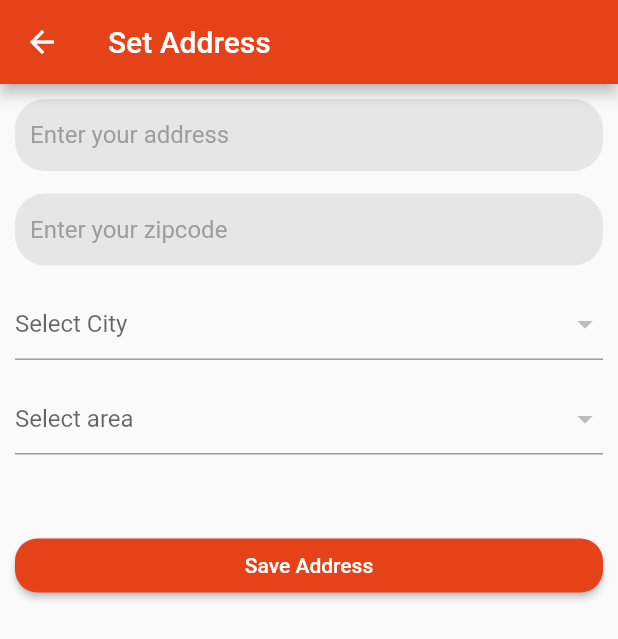
After one commit to devfoyzur17/e_commerce_user_app, a Flutter app: the CheckoutPage screen opened by its route, after a tap on "Change", on a phone screen of 412 x 824 dp. The commit adds this screen. Shown: the top 639 px of the screen. Run offline on Flutter 3.47's test engine with Material 2 defaults, Android fonts, the phone set to English and light mode, and no system bars; our stand-ins replace carousel_slider, cloud_firestore, firebase_auth, firebase_core, firebase_storage, google_sign_in and 3 more; accounts and stored records are empty.

Commit message:
null error

```diff
--- a/lib/db/db_helper.dart
+++ b/lib/db/db_helper.dart
@@ -9,6 +9,7 @@ class DBHelper {
   static String collectionProducts = "Products";
   static String collectionUsers = "User";
   static String collectionCart = "Cart";
+  static String collectionCities = "cities";
   static String collectionOrder = "Order";
   static String collectionOrderDetails = "OrderDetails";
   static String collectionOrderSettings = "Setting";
@@ -51,6 +52,10 @@ class DBHelper {
 
   static Stream<QuerySnapshot<Map<String, dynamic>>> getAllProducts() =>
       _db.collection(collectionProducts).snapshots();
+
+  static Stream<QuerySnapshot<Map<String, dynamic>>> getAllCities() =>
+      _db.collection(collectionCities).snapshots();
+
 
   static Stream<QuerySnapshot<Map<String, dynamic>>> getAllCartItems(
           String uid) =>
--- a/lib/main.dart
+++ b/lib/main.dart
@@ -7,6 +7,7 @@ import 'package:e_commerce_user_app/pages/phone_verification.dart';
 import 'package:e_commerce_user_app/pages/product_details_page.dart';
 import 'package:e_commerce_user_app/pages/products_page.dart';
 import 'package:e_commerce_user_app/pages/regestration_page.dart';
+import 'package:e_commerce_user_app/pages/user_address_page.dart';
 import 'package:e_commerce_user_app/pages/user_profile.dart';
 import 'package:e_commerce_user_app/providers/cart_provider.dart';
 import 'package:e_commerce_user_app/providers/order_provider.dart';
@@ -72,6 +73,7 @@ class MyApp extends StatelessWidget {
         UserProfilePage.routeName: (context) => const  UserProfilePage(),
         CartPage.routeName: (context) => const  CartPage(),
         CheckoutPage.routeName: (context) => const  CheckoutPage(),
+        UserAddressPage.routeName: (context) =>   const UserAddressPage(),
       },
     );
   }
--- /dev/null
+++ b/lib/models/city_model.dart
@@ -0,0 +1,21 @@
+const String cityName = "name";
+const String cityArea = "area";
+
+class CityModel {
+  String name;
+  List<String> area;
+
+  CityModel({required this.name, required this.area});
+
+  Map<String, dynamic> toMap() {
+    return <String, dynamic>{
+      cityName: name,
+      cityArea: area,
+    };
+  }
+
+  factory CityModel.fromMap(Map<String, dynamic> map) => CityModel(
+        name: map[cityName],
+        area: (map[cityArea] as List).map((e) => e.toString()).toList(),
+      );
+}
--- a/lib/models/user_model.dart
+++ b/lib/models/user_model.dart
@@ -41,7 +41,7 @@ class UserModel {
         mobile: map["mobile"],
         email: map["email"],
         image: map["image"],
-        address: map["address"],
+        address: AddressModel.fromMap(map["address"]),
         deviceToken: map["deviceToken"],
         userCreationTime: map['userCreationTime'],
       );
--- a/lib/pages/checkout_page.dart
+++ b/lib/pages/checkout_page.dart
@@ -1,5 +1,6 @@
 import 'package:cloud_firestore/cloud_firestore.dart';
 import 'package:e_commerce_user_app/auth/auth_service.dart';
+import 'package:e_commerce_user_app/pages/user_address_page.dart';
 import 'package:e_commerce_user_app/providers/cart_provider.dart';
 import 'package:e_commerce_user_app/providers/user_provider.dart';
 import 'package:flutter/cupertino.dart';
@@ -22,19 +23,25 @@ class _CheckoutPageState extends State<CheckoutPage> {
   late OrderProvider orderProvider;
   late UserProvider userProvider;
   String groupValue = "COD";
+  bool isFirst = true;
 
   @override
   void didChangeDependencies() {
+    if (isFirst) {
       cartProvider = Provider.of<CartProvider>(context);
       orderProvider = Provider.of<OrderProvider>(context);
-    userProvider = Provider.of<UserProvider>(context);
+
+      userProvider = Provider.of<UserProvider>(context, listen: false);
       orderProvider.getOrderConstants();
+      isFirst = false;
+    }
 
     super.didChangeDependencies();
   }
 
   @override
   Widget build(BuildContext context) {
+    print("Build called");
 
     return Scaffold(
       appBar: AppBar(
@@ -84,27 +91,38 @@ class _CheckoutPageState extends State<CheckoutPage> {
                         dense: true,
                       ),
                       ListTile(
-                        leading: Text("Discount(${orderProvider.orderConstantsModel.discount}%)"),
-                        trailing: Text("৳${orderProvider.getDiscountAmount(cartProvider.getCartSumtotal())}"),
+                        leading: Text(
+                            "Discount(${orderProvider.orderConstantsModel.discount}%)"),
+                        trailing: Text(
+                            "৳${orderProvider.getDiscountAmount(cartProvider.getCartSumtotal())}"),
                         dense: true,
                       ),
                       ListTile(
                         leading: Text("Delivery Charge:"),
-                        trailing: Text("৳${orderProvider.orderConstantsModel.deliveryCharge}"),
+                        trailing: Text(
+                            "৳${orderProvider.orderConstantsModel.deliveryCharge}"),
                         dense: true,
                       ),
-
                       ListTile(
                         leading: Text("Vat(15%)"),
-                        trailing: Text("৳${orderProvider.getVatAmount(cartProvider.getCartSumtotal())}"),
+                        trailing: Text(
+                            "৳${orderProvider.getVatAmount(cartProvider.getCartSumtotal())}"),
                         dense: true,
                       ),
                       Divider(),
                       ListTile(
-                        leading: Text("Grand total:", style: TextStyle(color: Colors.red),),
-                        trailing: Text("৳${orderProvider.getGrandTotal(cartProvider.getCartSumtotal())}", style: TextStyle(color: Colors.red, fontWeight: FontWeight.w500, fontSize: 16),),
+                        leading: Text(
+                          "Grand total:",
+                          style: TextStyle(color: Colors.red),
+                        ),
+                        trailing: Text(
+                          "৳${orderProvider.getGrandTotal(cartProvider.getCartSumtotal())}",
+                          style: TextStyle(
+                              color: Colors.red,
+                              fontWeight: FontWeight.w500,
+                              fontSize: 16),
+                        ),
                         dense: true,
-
                       ),
                     ],
                   ),
@@ -117,35 +135,46 @@ class _CheckoutPageState extends State<CheckoutPage> {
                   style: Theme.of(context).textTheme.headline6,
                   textAlign: TextAlign.center,
                 ),
-                SizedBox(height: 5,),
+                SizedBox(
+                  height: 5,
+                ),
                 Card(
-                  child:  StreamBuilder<DocumentSnapshot<Map<String, dynamic>>>(
-                    stream:  userProvider.getUserByUid(AuthService.user!.uid),
+                  child: StreamBuilder<DocumentSnapshot<Map<String, dynamic>>>(
+                    stream: userProvider.getUserByUid(AuthService.user!.uid),
                     builder: (context, snapshot) {
-                      if(snapshot.hasData){
-                        final userModel = UserModel.fromMap(snapshot.data!.data()!);
+                      if (snapshot.hasData) {
+                        final userModel =
+                            UserModel.fromMap(snapshot.data!.data()!);
                         final addressModel = userModel.address;
                         return Padding(
                           padding: const EdgeInsets.all(8.0),
                           child: Row(
                             mainAxisAlignment: MainAxisAlignment.spaceBetween,
                             children: [
-                              Text(addressModel == null ? "No address found" : "${addressModel.streetAddress}\n ${addressModel.area}, ${addressModel.city}\n${addressModel.zipCode}"),
+                              Text(addressModel == null
+                                  ? "No address found"
+                                  : "${addressModel.streetAddress}\n ${addressModel.area}, ${addressModel.city}\n${addressModel.zipCode}"),
                               ElevatedButton(
                                   style: ElevatedButton.styleFrom(
                                       shape: RoundedRectangleBorder(
-                                    borderRadius: BorderRadius.circular(15)
-                                  )
-                                ),
-                                  onPressed: (){}, child: Text("Change"))
+                                          borderRadius:
+                                              BorderRadius.circular(15))),
+                                  onPressed: () {
+                                    Navigator.pushNamed(context, UserAddressPage.routeName);
+                                  },
+                                  child: Text("Change"))
                             ],
                           ),
                         );
                       }
-                      if(snapshot.hasError){
-                        return Center(child: Text("Failed to face data"),);
+                      if (snapshot.hasError) {
+                        return Center(
+                          child: Text("Failed to face data"),
+                        );
                       }
-                      return Center(child: Text("Feacthing address..."),);
+                      return Center(
+                        child: Text("Feacthing address..."),
+                      );
                     },
                   ),
                 ),
@@ -183,8 +212,10 @@ class _CheckoutPageState extends State<CheckoutPage> {
                           leading: Radio<String>(
                             value: "Online",
                             groupValue: groupValue,
-                            fillColor: MaterialStateColor.resolveWith((states) =>
-                                groupValue == "Online" ? Colors.red : Colors.grey),
+                            fillColor: MaterialStateColor.resolveWith(
+                                (states) => groupValue == "Online"
+                                    ? Colors.red
+                                    : Colors.grey),
                             onChanged: (value) {
                               setState(() {
                                 groupValue = value as String;
--- /dev/null
+++ b/lib/pages/user_address_page.dart
@@ -0,0 +1,180 @@
+import 'package:e_commerce_user_app/auth/auth_service.dart';
+import 'package:e_commerce_user_app/models/address_model.dart';
+import 'package:e_commerce_user_app/providers/user_provider.dart';
+import 'package:e_commerce_user_app/utils/helper_function.dart';
+import 'package:e_commerce_user_app/widgets/show_loading.dart';
+import 'package:flutter/material.dart';
+import 'package:provider/provider.dart';
+
+class UserAddressPage extends StatefulWidget {
+  static const routeName = "user-address";
+  const UserAddressPage({Key? key}) : super(key: key);
+
+  @override
+  State<UserAddressPage> createState() => _UserAddressPageState();
+}
+
+class _UserAddressPageState extends State<UserAddressPage> {
+  final addressController = TextEditingController();
+  final zipcodeController = TextEditingController();
+  late UserProvider userProvider;
+  bool isFirst = true;
+  bool _isLoding = false;
+  String? city, area;
+
+  final formKey = GlobalKey<FormState>();
+
+  @override
+  void didChangeDependencies() {
+    if (isFirst) {
+      userProvider = Provider.of<UserProvider>(context);
+      userProvider.getAllCities();
+      isFirst = false;
+    }
+    super.didChangeDependencies();
+  }
+
+  @override
+  void dispose() {
+    addressController.dispose();
+    zipcodeController.dispose();
+    super.dispose();
+  }
+
+  @override
+  Widget build(BuildContext context) {
+    return Scaffold(
+      appBar: AppBar(
+        title: Text("Set Address"),
+      ),
+      body: Form(
+          key: formKey,
+          child: ListView(
+            padding: EdgeInsets.all(10),
+            children: [
+              TextFormField(
+                controller: addressController,
+                style: const TextStyle(
+                    color: Colors.black, fontWeight: FontWeight.w500),
+                decoration: InputDecoration(
+                    filled: true,
+                    fillColor: const Color(0xffe6e6e6),
+                    contentPadding: const EdgeInsets.only(left: 10),
+                    focusColor: Colors.white,
+                    hintText: "Enter your address",
+                    hintStyle: TextStyle(
+                        color: Colors.grey, fontWeight: FontWeight.normal),
+                    border: OutlineInputBorder(
+                        borderSide: BorderSide.none,
+                        borderRadius: BorderRadius.circular(20))),
+                validator: (value) {
+                  if (value == null || value.isEmpty) {
+                    return 'This field must not be empty';
+                  } else {
+                    return null;
+                  }
+                },
+              ),
+              const SizedBox(
+                height: 15,
+              ),
+              TextFormField(
+                controller: zipcodeController,
+                keyboardType: TextInputType.number,
+                style: const TextStyle(
+                    color: Colors.black, fontWeight: FontWeight.w500),
+                decoration: InputDecoration(
+                    filled: true,
+                    fillColor: const Color(0xffe6e6e6),
+                    contentPadding: const EdgeInsets.only(left: 10),
+                    focusColor: Colors.white,
+                    hintText: "Enter your zipcode",
+                    hintStyle: TextStyle(
+                        color: Colors.grey, fontWeight: FontWeight.normal),
+                    border: OutlineInputBorder(
+                        borderSide: BorderSide.none,
+                        borderRadius: BorderRadius.circular(20))),
+                validator: (value) {
+                  if (value == null || value.isEmpty) {
+                    return 'This field must not be empty';
+                  } else {
+                    return null;
+                  }
+                },
+              ),
+              const SizedBox(
+                height: 15,
+              ),
+              DropdownButtonFormField(
+                value: city,
+                hint: const Text("Select City"),
+                items: userProvider.cityList
+                    .map((e) => DropdownMenuItem<String>(
+                        value: e.name, child: Text(e.name)))
+                    .toList(),
+                onChanged: (value) {
+                  setState(() {
+                    city = value.toString();
+                  });
+                },
+                validator: (value) {},
+              ),
+
+              SizedBox(height: 15,),
+              DropdownButtonFormField(
+                value: area,
+                hint: const Text("Select area"),
+                items: userProvider.getAreaByCity(city)
+                    .map((area) => DropdownMenuItem<String>(
+                    value: area, child: Text(area)))
+                    .toList(),
+                onChanged: (value) {
+                  setState(() {
+                    area = value.toString();
+                  });
+                },
+                validator: (value) {},
+              ),
+             _isLoding? ShowLoading():  SizedBox(height: 50,),
+              ElevatedButton(
+                  style: ElevatedButton.styleFrom(
+                      shape: RoundedRectangleBorder(
+                          borderRadius:
+                          BorderRadius.circular(15))),
+                  onPressed: (){
+                    saveAddress();
+                   setState(() {
+                     _isLoding = true;
+                   });
+                  },
+                  child: Text("Save Address"))
+            ],
+          )),
+    );
+  }
+
+  void saveAddress() {
+    if(formKey.currentState!.validate()){
+      if(_isLoding){
+        _isLoding = true;
+      }
+
+      final addressModel = AddressModel(
+          streetAddress: addressController.text,
+          area: area!,
+          city: city!,
+          zipCode: int.parse(zipcodeController.text),
+      );
+
+      userProvider.updateProfile(AuthService.user!.uid, {"address" : addressModel.toMap()}).then((value) {
+
+        Navigator.pop(context);
+
+
+      })..catchError((error){
+        showMsg(context, "Some thing wrong");
+        throw error;
+      });
+    }
+  }
+}
--- a/lib/providers/user_provider.dart
+++ b/lib/providers/user_provider.dart
@@ -1,6 +1,7 @@
 import 'dart:io';
 
 import 'package:cloud_firestore/cloud_firestore.dart';
+import 'package:e_commerce_user_app/models/city_model.dart';
 import 'package:e_commerce_user_app/models/user_model.dart';
 import 'package:firebase_storage/firebase_storage.dart';
 import 'package:flutter/cupertino.dart';
@@ -8,29 +9,36 @@ import 'package:image_picker/image_picker.dart';
 
 import '../db/db_helper.dart';
 
-class UserProvider extends ChangeNotifier{
+class UserProvider extends ChangeNotifier {
+  List<CityModel> cityList = [];
 
+  getAllCities() {
+    DBHelper.getAllCities().listen((event) {
+      cityList = List.generate(event.docs.length,
+          (index) => CityModel.fromMap(event.docs[index].data()));
+      notifyListeners();
+    });
+  }
+
+  List<String> getAreaByCity(String? city){
+    if(city==null) return <String>[];
+    final cityModel = cityList.firstWhere((element) => element.name == city);
+    return cityModel.area;
+  }
 
   Future<void> addUser(UserModel usersModel) => DBHelper.addUser(usersModel);
 
   Stream<DocumentSnapshot<Map<String, dynamic>>> getUserByUid(String uid) =>
       DBHelper.getUserByUid(uid);
 
+  Future<void> updateProfile(String uid, Map<String, dynamic> map) =>
+      DBHelper.updateProfile(uid, map);
 
-  Future<void> updateProfile(String uid, Map<String, dynamic> map)=> DBHelper.updateProfile(uid, map);
-
-  Future<String> updateImage(XFile xFile) async{
+  Future<String> updateImage(XFile xFile) async {
     final imageName = DateTime.now().microsecondsSinceEpoch.toString();
     final photoRef = FirebaseStorage.instance.ref().child("picture/$imageName");
-    final uploadTask =  photoRef.putFile(File(xFile.path));
-    final snapshot =   await uploadTask.whenComplete(() => null);
+    final uploadTask = photoRef.putFile(File(xFile.path));
+    final snapshot = await uploadTask.whenComplete(() => null);
     return snapshot.ref.getDownloadURL();
   }
-
-
-
-
-
-
-
 }
```
Lines whose indentation alone changed are shown as unchanged.
